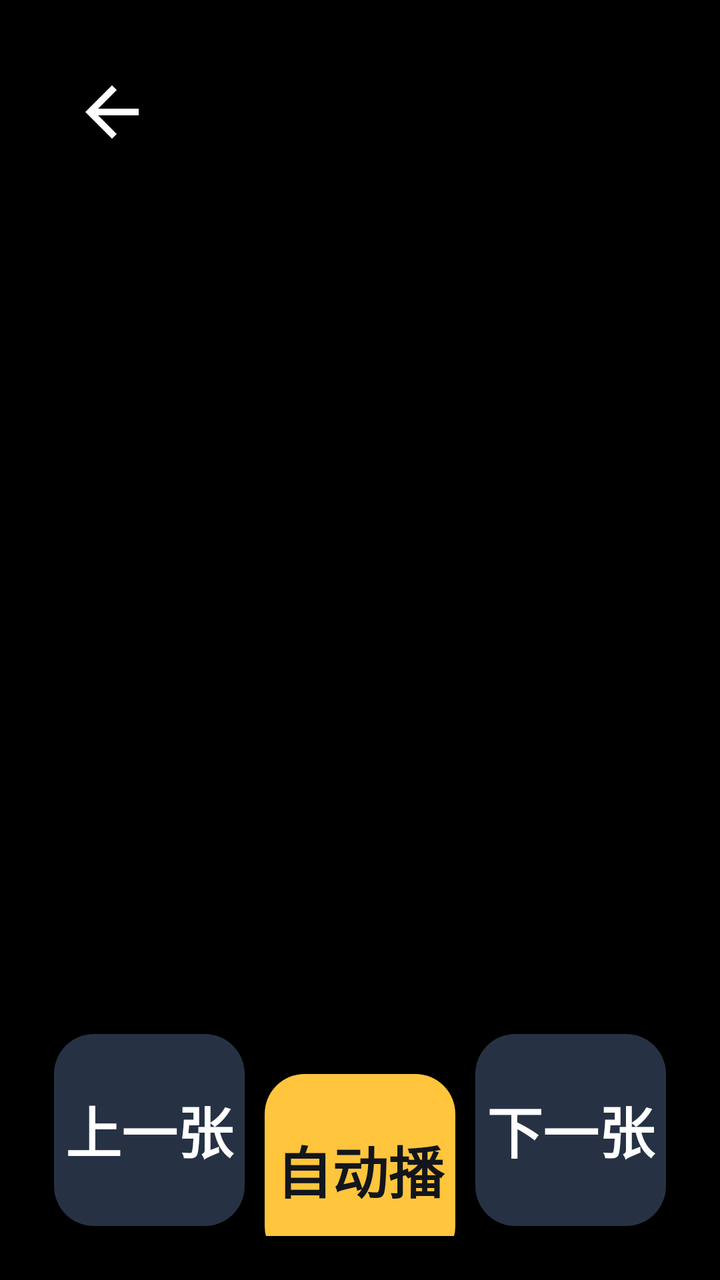
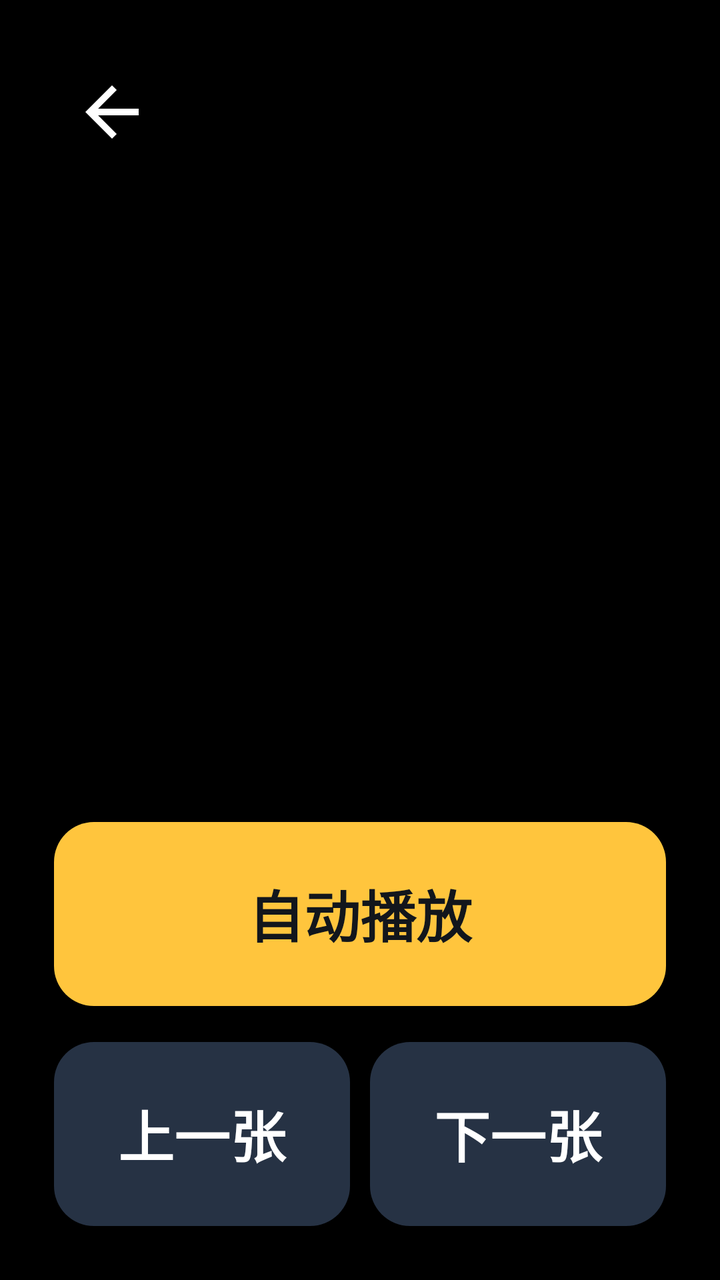

Compare the two renders of this Android layout. The source of the first and the diff that turns it into the second are given below.
<!-- AndroidManifest.xml: activity theme Theme.OldPad.Player -->
<!-- res/layout/activity_photo.xml -->
<?xml version="1.0" encoding="utf-8"?>
<FrameLayout xmlns:android="http://schemas.android.com/apk/res/android"
    android:layout_width="match_parent"
    android:layout_height="match_parent"
    android:background="@android:color/black">

    <ImageView
        android:id="@+id/photoImage"
        android:layout_width="match_parent"
        android:layout_height="match_parent"
        android:contentDescription="@string/all_photos"
        android:scaleType="fitCenter" />

    <ProgressBar
        android:id="@+id/loading"
        android:layout_width="64dp"
        android:layout_height="64dp"
        android:layout_gravity="center"
        android:indeterminateTint="@color/accent" />

    <LinearLayout
        android:layout_width="match_parent"
        android:layout_height="wrap_content"
        android:layout_gravity="top"
        android:layout_margin="12dp"
        android:background="@drawable/bg_scrim"
        android:gravity="center_vertical"
        android:orientation="horizontal"
        android:padding="8dp">

        <ImageButton
            android:id="@+id/btnBack"
            android:layout_width="72dp"
            android:layout_height="72dp"
            android:background="@drawable/bg_circle_dark"
            android:contentDescription="@string/back"
            android:padding="18dp"
            android:src="@drawable/ic_back" />

        <TextView
            android:id="@+id/counter"
            android:layout_width="0dp"
            android:layout_height="wrap_content"
            android:layout_weight="1"
            android:gravity="center"
            android:textColor="@color/text"
            android:textSize="28sp"
            android:textStyle="bold" />

        <View
            android:layout_width="72dp"
            android:layout_height="72dp" />
    </LinearLayout>

    <LinearLayout
        android:layout_width="match_parent"
        android:layout_height="wrap_content"
        android:layout_gravity="bottom"
        android:layout_margin="12dp"
        android:background="@drawable/bg_scrim"
        android:orientation="horizontal"
        android:padding="10dp">

        <TextView
            android:id="@+id/btnPrev"
            style="@style/PlayerButton"
            android:layout_height="96dp"
            android:text="@string/prev_photo"
            android:textSize="28sp" />

        <TextView
            android:id="@+id/btnSlideshow"
            style="@style/PlayerButton"
            android:layout_height="96dp"
            android:background="@drawable/bg_button_accent"
            android:text="@string/slideshow"
            android:textColor="#12161C"
            android:textSize="28sp" />

        <TextView
            android:id="@+id/btnNext"
            style="@style/PlayerButton"
            android:layout_height="96dp"
            android:text="@string/next_photo"
            android:textSize="28sp" />
    </LinearLayout>
</FrameLayout>
<!-- resources referenced by this layout -->
<resources>
  <color name="accent">#FFC53D</color>
  <color name="text">#FFFFFF</color>
  <!-- drawable bg_button_accent (drawable) -->
  <?xml version="1.0" encoding="utf-8"?>
  <ripple xmlns:android="http://schemas.android.com/apk/res/android"
      android:color="#40000000">
      <item>
          <shape android:shape="rectangle">
              <solid android:color="@color/accent" />
              <corners android:radius="20dp" />
          </shape>
      </item>
  </ripple>
  <!-- drawable bg_circle_dark (drawable) -->
  <?xml version="1.0" encoding="utf-8"?>
  <ripple xmlns:android="http://schemas.android.com/apk/res/android"
      android:color="#33FFFFFF">
      <item>
          <shape android:shape="oval">
              <solid android:color="@color/scrim" />
          </shape>
      </item>
  </ripple>
  <!-- drawable bg_scrim (drawable) -->
  <?xml version="1.0" encoding="utf-8"?>
  <shape xmlns:android="http://schemas.android.com/apk/res/android"
      android:shape="rectangle">
      <solid android:color="@color/scrim" />
      <corners android:radius="20dp" />
  </shape>
  <!-- drawable ic_back (drawable) -->
  <?xml version="1.0" encoding="utf-8"?>
  <vector xmlns:android="http://schemas.android.com/apk/res/android"
      android:width="40dp"
      android:height="40dp"
      android:viewportWidth="24"
      android:viewportHeight="24">
      <path
          android:fillColor="#FFFFFFFF"
          android:pathData="M20,11H7.83l5.59,-5.59L12,4l-8,8 8,8 1.41,-1.41L7.83,13H20v-2z" />
  </vector>
  <string name="all_photos">全部照片</string>
  <string name="back">返回</string>
  <string name="next_photo">下一张</string>
  <string name="prev_photo">上一张</string>
  <string name="slideshow">自动播放</string>
  <style name="PlayerButton">
          <item name="android:layout_height">84dp</item>
          <item name="android:layout_width">0dp</item>
          <item name="android:layout_weight">1</item>
          <item name="android:layout_margin">5dp</item>
          <item name="android:background">@drawable/bg_button</item>
          <item name="android:gravity">center</item>
          <item name="android:textColor">@color/text</item>
          <item name="android:textSize">24sp</item>
          <item name="android:textStyle">bold</item>
          <item name="android:clickable">true</item>
          <item name="android:focusable">true</item>
          <item name="android:includeFontPadding">false</item>
          <item name="android:foreground">?attr/selectableItemBackground</item>
          <item name="android:maxLines">1</item>
      </style>
  <style name="Theme.OldPad.Player" parent="Theme.OldPad">
          <item name="android:windowBackground">@android:color/black</item>
      </style>
  <color name="scrim">#B3000000</color>
  <!-- drawable bg_button (drawable) -->
  <?xml version="1.0" encoding="utf-8"?>
  <ripple xmlns:android="http://schemas.android.com/apk/res/android"
      android:color="#40FFC53D">
      <item>
          <shape android:shape="rectangle">
              <solid android:color="@color/button" />
              <corners android:radius="20dp" />
          </shape>
      </item>
  </ripple>
  <style name="Theme.OldPad" parent="Theme.AppCompat.NoActionBar">
          <item name="colorPrimary">@color/accent</item>
          <item name="colorPrimaryDark">@color/bg</item>
          <item name="colorAccent">@color/accent</item>
          <item name="android:windowBackground">@color/bg</item>
          <item name="android:colorBackground">@color/bg</item>
          <item name="android:statusBarColor">@color/bg</item>
          <item name="android:navigationBarColor">@color/bg</item>
          <item name="android:textColorPrimary">@color/text</item>
          <item name="android:textColorSecondary">@color/text_dim</item>
          <item name="android:windowLightStatusBar">false</item>
          <item name="android:forceDarkAllowed" tools:targetApi="29">false</item>
          <item name="android:windowActionModeOverlay">true</item>
      </style>
  <color name="button">#263244</color>
  <color name="bg">#0E1116</color>
  <color name="text_dim">#C3CEDC</color>
</resources>

<!-- the commit's change to res/layout/activity_photo.xml (unified diff, before → after) -->
@@ -58,30 +58,39 @@
         android:layout_gravity="bottom"
         android:layout_margin="12dp"
         android:background="@drawable/bg_scrim"
-        android:orientation="horizontal"
+        android:orientation="vertical"
         android:padding="10dp">
-
-        <TextView
-            android:id="@+id/btnPrev"
-            style="@style/PlayerButton"
-            android:layout_height="96dp"
-            android:text="@string/prev_photo"
-            android:textSize="28sp" />
 
         <TextView
             android:id="@+id/btnSlideshow"
             style="@style/PlayerButton"
-            android:layout_height="96dp"
+            android:layout_width="match_parent"
+            android:layout_height="92dp"
+            android:layout_weight="0"
             android:background="@drawable/bg_button_accent"
             android:text="@string/slideshow"
             android:textColor="#12161C"
             android:textSize="28sp" />
 
-        <TextView
-            android:id="@+id/btnNext"
-            style="@style/PlayerButton"
-            android:layout_height="96dp"
-            android:text="@string/next_photo"
-            android:textSize="28sp" />
+        <LinearLayout
+            android:layout_width="match_parent"
+            android:layout_height="wrap_content"
+            android:layout_marginTop="8dp"
+            android:orientation="horizontal">
+
+            <TextView
+                android:id="@+id/btnPrev"
+                style="@style/PlayerButton"
+                android:layout_height="92dp"
+                android:text="@string/prev_photo"
+                android:textSize="28sp" />
+
+            <TextView
+                android:id="@+id/btnNext"
+                style="@style/PlayerButton"
+                android:layout_height="92dp"
+                android:text="@string/next_photo"
+                android:textSize="28sp" />
+        </LinearLayout>
     </LinearLayout>
 </FrameLayout>
